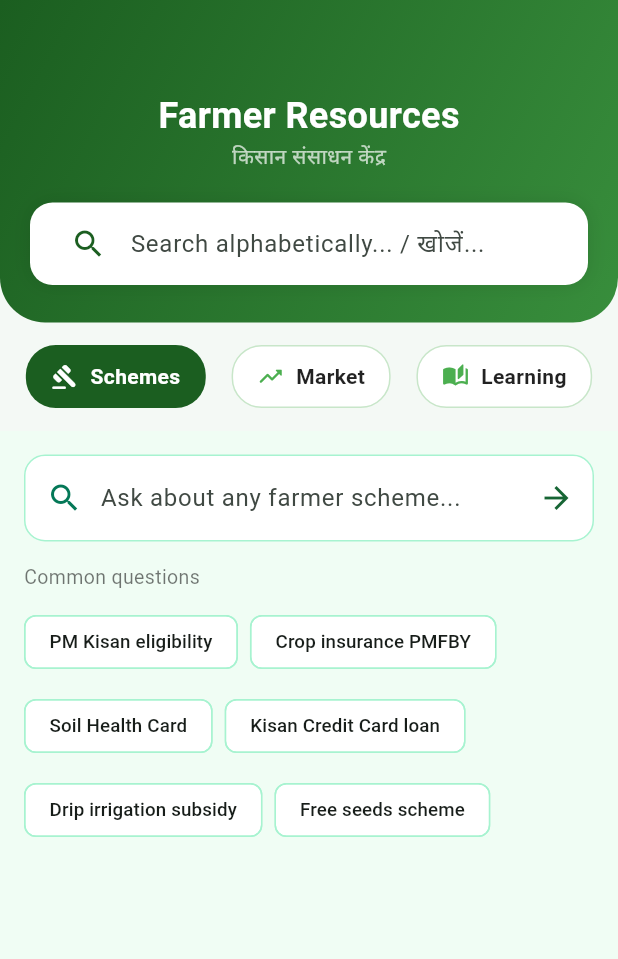
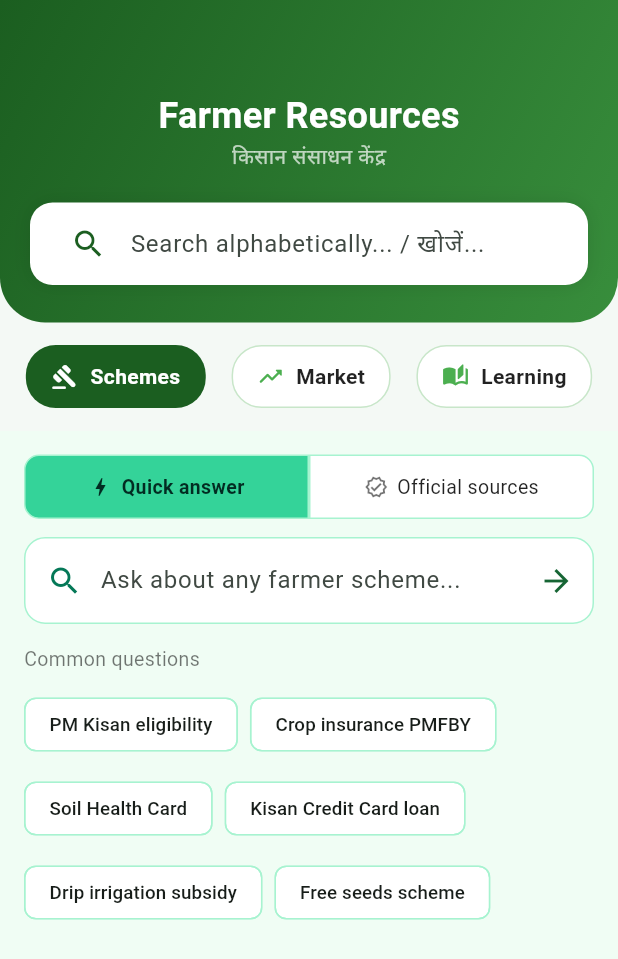
Before and after one commit to Tejas-Coder-07/CropGuardian, a Flutter app: the ResourcesScreen screen opened directly, on a phone screen of 412 x 824 dp. Shown: the top 959 px of the screen. Run offline on Flutter 3.47's test engine with Material 3 defaults, Android fonts, the phone set to English and light mode, and no system bars; our stand-ins replace animated_text_kit, cloud_firestore, firebase_auth, firebase_core, firebase_messaging, flutter_dotenv and 12 more; missing offline and left inert: cloudinary_public, flutter_inappwebview, tflite_flutter, translator; accounts and stored records are empty.

Commit message:
Add Lyzr Quick answer tab alongside Tavily official sources in scheme assistant

```diff
--- a/lib/Screens/resources/pages/government_schemes_page.dart
+++ b/lib/Screens/resources/pages/government_schemes_page.dart
@@ -30,6 +30,9 @@ class _GovernmentSchemesPageState extends State<GovernmentSchemesPage> {
 
   final _controller = TextEditingController();
   SchemeAnswer? _answer;
+  Map<String, dynamic>? _agentAnswer;
+  String? _agentSession;
+  bool _quickMode = true;
   String? _state;
   bool _loading = false;
   String _error = '';
@@ -48,7 +51,21 @@ class _GovernmentSchemesPageState extends State<GovernmentSchemesPage> {
   Future<void> _search(String q) async {
     if (q.trim().isEmpty) return;
     FocusScope.of(context).unfocus();
-    setState(() { _loading = true; _error = ''; _answer = null; });
+    setState(() { _loading = true; _error = ''; _answer = null; _agentAnswer = null; });
+
+    if (_quickMode) {
+      final a = await ApiClient.instance.askAgent(q, sessionId: _agentSession);
+      if (!mounted) return;
+      setState(() {
+        _agentAnswer = a;
+        _agentSession = a?['session_id'] as String?;
+        _loading = false;
+        if (a == null) {
+          _error = 'Could not reach the assistant. Try Official sources instead.';
+        }
+      });
+      return;
+    }
 
     final a = await ApiClient.instance.searchSchemes(query: q, state: _state);
     if (!mounted) return;
@@ -77,6 +94,8 @@ class _GovernmentSchemesPageState extends State<GovernmentSchemesPage> {
       child: ListView(
         padding: const EdgeInsets.all(16),
         children: [
+          _modeToggle(),
+          const SizedBox(height: 12),
           _searchBox(),
           const SizedBox(height: 14),
           if (_answer == null && !_loading) _suggestionChips(),
@@ -86,12 +105,129 @@ class _GovernmentSchemesPageState extends State<GovernmentSchemesPage> {
               child: Center(child: CircularProgressIndicator()),
             ),
           if (_error.isNotEmpty) _errorBox(),
+          if (_agentAnswer != null) _agentCard(_agentAnswer!),
           if (_answer != null) ..._results(_answer!),
           const SizedBox(height: 30),
         ],
       ),
     );
   }
+
+  Widget _modeToggle() => Row(
+        children: [
+          Expanded(
+            child: GestureDetector(
+              onTap: () => setState(() {
+                _quickMode = true;
+                _answer = null;
+                _error = '';
+              }),
+              child: Container(
+                padding: const EdgeInsets.symmetric(vertical: 11),
+                decoration: BoxDecoration(
+                  color: _quickMode ? const Color(0xFF34D399) : Colors.white,
+                  borderRadius: const BorderRadius.horizontal(
+                      left: Radius.circular(10)),
+                  border: Border.all(color: const Color(0xFFA7F3D0)),
+                ),
+                child: Row(
+                  mainAxisAlignment: MainAxisAlignment.center,
+                  children: [
+                    Icon(Icons.bolt,
+                        size: 16,
+                        color: _quickMode
+                            ? const Color(0xFF022C22)
+                            : Colors.black54),
+                    const SizedBox(width: 6),
+                    Text('Quick answer',
+                        style: TextStyle(
+                          fontSize: 13,
+                          fontWeight:
+                              _quickMode ? FontWeight.bold : FontWeight.normal,
+                          color: _quickMode
+                              ? const Color(0xFF022C22)
+                              : Colors.black87,
+                        )),
+                  ],
+                ),
+              ),
+            ),
+          ),
+          Expanded(
+            child: GestureDetector(
+              onTap: () => setState(() {
+                _quickMode = false;
+                _agentAnswer = null;
+                _error = '';
+              }),
+              child: Container(
+                padding: const EdgeInsets.symmetric(vertical: 11),
+                decoration: BoxDecoration(
+                  color: !_quickMode ? const Color(0xFF34D399) : Colors.white,
+                  borderRadius: const BorderRadius.horizontal(
+                      right: Radius.circular(10)),
+                  border: Border.all(color: const Color(0xFFA7F3D0)),
+                ),
+                child: Row(
+                  mainAxisAlignment: MainAxisAlignment.center,
+                  children: [
+                    Icon(Icons.verified_outlined,
+                        size: 16,
+                        color: !_quickMode
+                            ? const Color(0xFF022C22)
+                            : Colors.black54),
+                    const SizedBox(width: 6),
+                    Text('Official sources',
+                        style: TextStyle(
+                          fontSize: 13,
+                          fontWeight:
+                              !_quickMode ? FontWeight.bold : FontWeight.normal,
+                          color: !_quickMode
+                              ? const Color(0xFF022C22)
+                              : Colors.black87,
+                        )),
+                  ],
+                ),
+              ),
+            ),
+          ),
+        ],
+      );
+
+  Widget _agentCard(Map<String, dynamic> a) => Container(
+        padding: const EdgeInsets.all(18),
+        decoration: BoxDecoration(
+          color: const Color(0xFF022C22),
+          borderRadius: BorderRadius.circular(14),
+        ),
+        child: Column(
+          crossAxisAlignment: CrossAxisAlignment.start,
+          children: [
+            const Row(
+              children: [
+                Icon(Icons.support_agent, size: 16, color: Color(0xFF34D399)),
+                SizedBox(width: 8),
+                Text('KISAN ASSISTANT',
+                    style: TextStyle(
+                        color: Color(0xFF34D399),
+                        fontSize: 11,
+                        letterSpacing: 0.8,
+                        fontWeight: FontWeight.bold)),
+              ],
+            ),
+            const SizedBox(height: 12),
+            Text(
+              (a['answer'] ?? '').toString().replaceAll('**', ''),
+              style: const TextStyle(
+                  color: Colors.white, fontSize: 14, height: 1.55),
+            ),
+            const SizedBox(height: 14),
+            Text(a['disclaimer'] ?? '',
+                style: const TextStyle(
+                    color: Color(0xFFA7F3D0), fontSize: 11.5, height: 1.4)),
+          ],
+        ),
+      );
 
   Widget _searchBox() => Container(
         decoration: BoxDecoration(
```
Also changed, not shown: lib/core/api/api_client.dart (+23 -0 lines).
